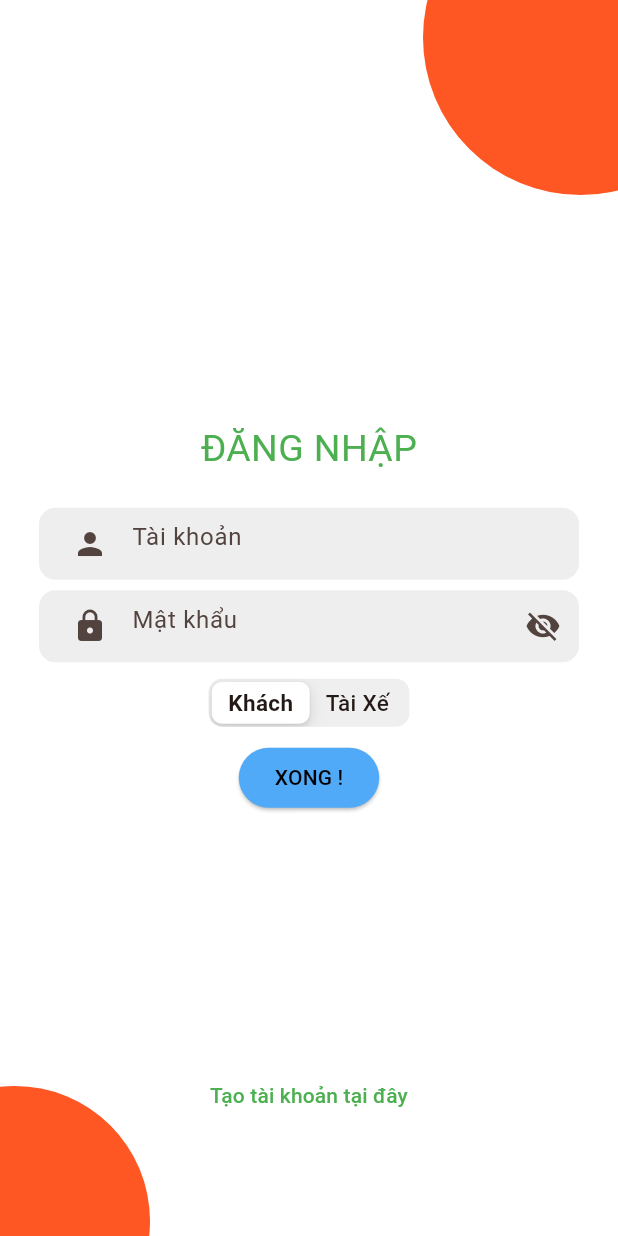
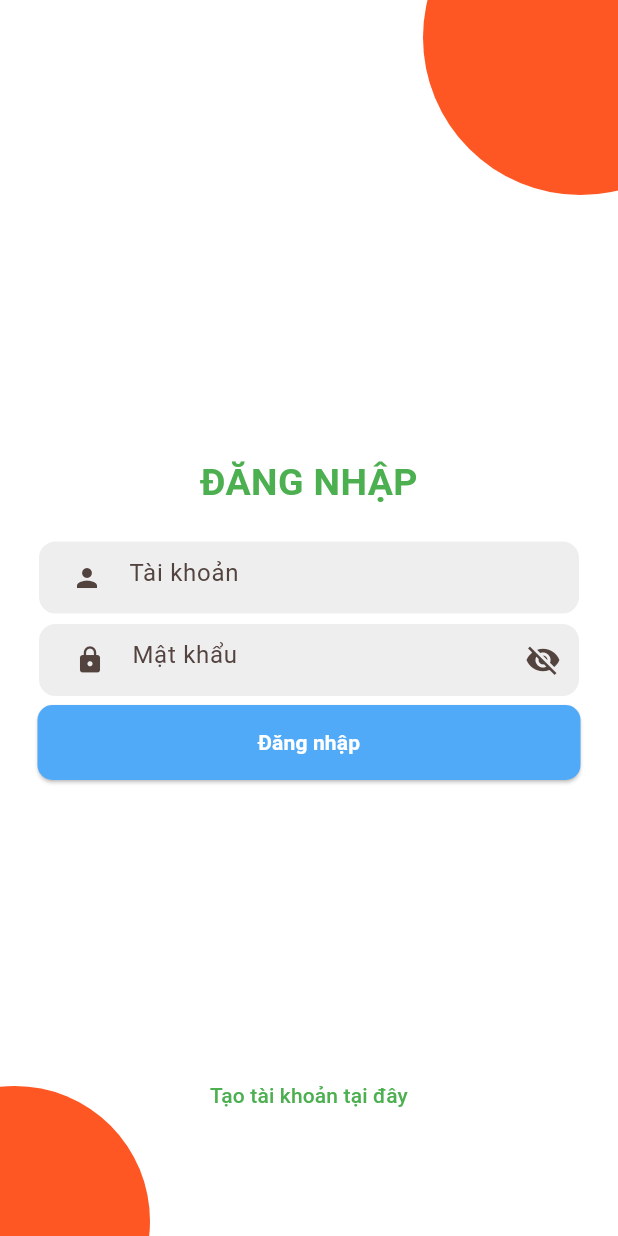
Before and after one commit to Zerker-bot/bus_online_new, a Flutter app: the screen it shows after launch, on a phone screen of 412 x 824 dp. Run offline on Flutter 3.47's test engine with Material 3 defaults, Android fonts, the phone set to English and light mode, and no system bars; our stand-ins replace get, get_storage, supabase_flutter; missing offline and left inert: mobile_scanner; accounts and stored records are empty; statements that could not run were skipped.

Commit message:
chore: login by supabase

```diff
--- /dev/null
+++ b/devtools_options.yaml
@@ -0,0 +1,3 @@
+description: This file stores settings for Dart & Flutter DevTools.
+documentation: https://docs.flutter.dev/tools/devtools/extensions#configure-extension-enablement-states
+extensions:
--- a/lib/pages/login.dart
+++ b/lib/pages/login.dart
@@ -17,6 +17,8 @@ class _LoginPageState extends State<LoginPage> {
 
   final field1Key = GlobalKey<FormFieldState>();
   final field2Key = GlobalKey<FormFieldState>();
+
+  void handleSignIn() {}
 
   @override
   void initState() {
@@ -44,7 +46,10 @@ class _LoginPageState extends State<LoginPage> {
                 height: 210,
                 decoration: BoxDecoration(
                   color: Theme.of(context).colorScheme.primary,
-                        shape: BoxShape.circle))),
+                  shape: BoxShape.circle,
+                ),
+              ),
+            ),
             Positioned(
               bottom: -80,
               left: -80,
@@ -53,7 +58,10 @@ class _LoginPageState extends State<LoginPage> {
                 height: 180,
                 decoration: BoxDecoration(
                   color: Theme.of(context).colorScheme.primary,
-                        shape: BoxShape.circle))),
+                  shape: BoxShape.circle,
+                ),
+              ),
+            ),
             Center(
               child: Column(
                 mainAxisAlignment: MainAxisAlignment.center,
@@ -63,18 +71,20 @@ class _LoginPageState extends State<LoginPage> {
                     style: TextStyle(
                       fontSize: 25,
                       color: Colors.green,
+                      fontWeight: FontWeight.w600,
                     ),
                   ),
-                  const SizedBox(
-                    height: 20,
-                  ),
+                  const SizedBox(height: 20),
                   Form(
                     key: formKey,
-                      child: Builder(builder: (BuildContext context) {
-                        return Column(children: [
+                    child: Builder(
+                      builder: (BuildContext context) {
+                        return Column(
+                          children: [
                             Padding(
-                              padding:
-                                  const EdgeInsets.symmetric(horizontal: 25),
+                              padding: const EdgeInsets.symmetric(
+                                horizontal: 25,
+                              ),
                               child: Container(
                                 decoration: BoxDecoration(
                                   color: Colors.grey[200],
@@ -82,15 +92,16 @@ class _LoginPageState extends State<LoginPage> {
                                   borderRadius: BorderRadius.circular(12),
                                 ),
                                 child: Padding(
-                                    padding: const EdgeInsets.only(left: 10),
-                                    child: TextFormField(
+                                  padding: const EdgeInsets.only(left: 8),
+                                  child:
+                                    TextFormField(
                                       key: field1Key,
                                       obscureText: false,
                                       autovalidateMode:
                                           AutovalidateMode.onUserInteraction,
-                                        keyboardType:
-                                            TextInputType.emailAddress,
+                                      keyboardType: TextInputType.emailAddress,
                                       controller: controller.emailController,
+                                    textAlignVertical: TextAlignVertical(y: -0.25),
                                       validator: (value) {
                                         // return controller
                                         // 		.emailValidator(value!);
@@ -99,17 +110,21 @@ class _LoginPageState extends State<LoginPage> {
                                       decoration: const InputDecoration(
                                         border: InputBorder.none,
                                         hintText: 'Tài khoản',
+                                        contentPadding: EdgeInsets.all(0),
                                         prefixIcon: Padding(
-                                              padding: EdgeInsets.all(10),
-                                              child: Icon(Icons.person),
-                                            ))),
-                                  ))),
-                          const SizedBox(
-                            height: 5,
+                                          padding: EdgeInsets.all(0),
+                                          child: Icon(Icons.person, size: 20,),
                                         ),
+                                      ),
+                                    ),
+                                ),
+                              ),
+                            ),
+                            const SizedBox(height: 5),
                             Padding(
-                              padding:
-                                  const EdgeInsets.symmetric(horizontal: 25),
+                              padding: const EdgeInsets.symmetric(
+                                horizontal: 25,
+                              ),
                               child: Container(
                                 decoration: BoxDecoration(
                                   color: Colors.grey[200],
@@ -121,12 +136,12 @@ class _LoginPageState extends State<LoginPage> {
                                   child: Obx(
                                     () => TextFormField(
                                       key: field2Key,
-                                            obscureText: !controller
-                                                .passwordVisible.value,
+                                      obscureText:
+                                          !controller.passwordVisible.value,
                                       autovalidateMode:
                                           AutovalidateMode.onUserInteraction,
-                                            controller:
-                                                controller.passwordController,
+                                      controller: controller.passwordController,
+                                      textAlignVertical: TextAlignVertical(y: -0.25),
                                       validator: (value) {
                                         // return controller
                                         // 		.passwordValidator(value!);
@@ -135,56 +150,34 @@ class _LoginPageState extends State<LoginPage> {
                                       decoration: InputDecoration(
                                         border: InputBorder.none,
                                         hintText: 'Mật khẩu',
+                                        contentPadding: EdgeInsets.all(0),
                                         prefixIcon: const Padding(
-                                                  padding: EdgeInsets.all(5),
-                                                  child: Icon(
-                                                    Icons.lock,
-                                                  ),
+                                          padding: EdgeInsets.all(0),
+                                          child: Icon(Icons.lock, size: 20,),
                                         ),
                                         suffixIcon: IconButton(
                                           onPressed: () {
-                                                      controller.passwordVisible
-                                                              .value =
+                                            controller.passwordVisible.value =
                                                 !controller
                                                     .passwordVisible
                                                     .value;
                                           },
-                                                    icon: Icon(controller
-                                                            .passwordVisible
-                                                            .value
+                                          icon: Icon(
+                                            controller.passwordVisible.value
                                                 ? Icons.visibility
-                                                        : Icons
-                                                            .visibility_off)))),
-                                      )))),
-                          const SizedBox(
-                            height: 10,
-                          ),
-                          Padding(
-                              padding:
-                                  const EdgeInsets.symmetric(horizontal: 25),
-                              child: Obx(() => CupertinoSlidingSegmentedControl(
-                                  groupValue: controller.role.value,
-                                  children: const {
-                                    'customer': Text(
-                                      'Khách',
-                                      style: TextStyle(
-                                        fontSize: 15,
+                                                : Icons.visibility_off,
                                           ),
                                         ),
-                                    'driver': Text(
-                                      'Tài Xế',
-                                      style: TextStyle(
-                                        fontSize: 15,
                                       ),
                                     ),
-                                  },
-                                  onValueChanged: (value) {
-                                    controller.role.value = value!;
-                                  }))),
-                          const SizedBox(
-                            height: 10,
                                   ),
-                          ElevatedButton(
+                                ),
+                              ),
+                            ),
+                            const SizedBox(height: 5),
+                            Padding(
+                              padding: const EdgeInsets.symmetric(horizontal: 25),
+                              child: ElevatedButton(
                                 onPressed: () {
                                   if (formKey.currentState!.validate()) {
                                     controller.login();
@@ -192,15 +185,23 @@ class _LoginPageState extends State<LoginPage> {
                                 },
                                 style: ElevatedButton.styleFrom(
                                   backgroundColor: const Color(0xff50AAF7),
+                                  shape: RoundedRectangleBorder(borderRadius: BorderRadius.circular(10)),
+                                  minimumSize: Size.fromHeight(50)
                                 ),
                                 child: const Text(
-                                'XONG !',
+                                  'Đăng nhập',
                                   style: TextStyle(
-                                  color: Colors.black,
+                                    color: Colors.white,
+                                    fontWeight: FontWeight.w600
                                   ),
-                              ))
-                        ]);
-                      })),
+                                ),
+                              ),
+                            ),
+                          ],
+                        );
+                      },
+                    ),
+                  ),
                 ],
               ),
             ),
@@ -216,10 +217,9 @@ class _LoginPageState extends State<LoginPage> {
                     child: const Text(
                       'Tạo tài khoản tại đây',
                       textAlign: TextAlign.center,
-                        style: TextStyle(
-                          color: Colors.green,
+                      style: TextStyle(color: Colors.green),
                     ),
-                      )),
+                  ),
                 ),
               ),
             ),
--- a/lib/services/auth_service.dart
+++ b/lib/services/auth_service.dart
@@ -6,9 +6,33 @@ import 'package:get/get.dart';
 import 'package:bus_online/env_key.dart';
 import 'dart:convert';
 
+import 'package:supabase_flutter/supabase_flutter.dart';
+
 class AuthService {
+  final supabase = Supabase.instance.client.auth;
   final UserStorage _storage = UserStorage();
   final FetchBase fetch = FetchBase();
+
+  Future<bool> loginWithSupabase(String email, String password) async {
+    try {
+      final re = await supabase.signInWithPassword(
+        email: email,
+        password: password,
+      );
+      if (re.user != null) {
+        Get.snackbar('Login success', "Đăng nhập thành công");
+        return true;
+      } else {
+        Get.snackbar('Login fail', "Không tìm thấy User");
+        return false;
+      }
+    } catch (e) {
+      if (e is AuthException) {
+        Get.snackbar('Login fail', e.message);
+      }
+      return false;
+    }
+  }
 
   Future loginWithEmail(String email, String password, String role) async {
     try {
@@ -92,8 +116,10 @@ class AuthService {
   }
 
   bool isLogin() {
-    final String token = _storage.getToken();
-    return token != "";
+    // final String token = _storage.getToken();
+    // return token != "";
+    final currentUser = Supabase.instance.client.auth.currentUser;
+    return currentUser != null;
   }
 
   bool isDriver() {
```
Also changed, not shown: lib/controllers/login_controller.dart (+32 -24 lines), 1 other file. Lines whose indentation alone changed are shown as unchanged.
